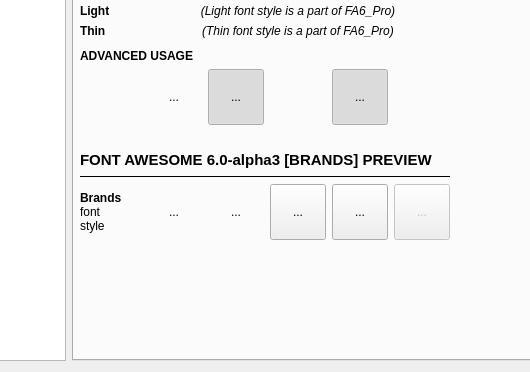
Before: the Qt Designer form sample/WidgetSample.ui in philvl/ZFontIcon, drawn with Qt 5; both pictures show x 183 to 713 and y 228 to 600 of the 1024 by 600 pixel window.
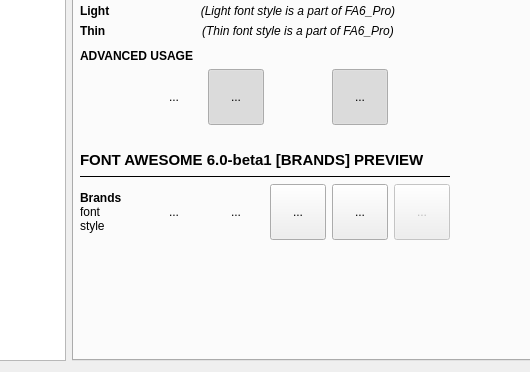
After: the same form once the commit is applied.

Diff of the .ui file:
```diff
--- a/sample/WidgetSample.ui
+++ b/sample/WidgetSample.ui
@@ -358,7 +358,7 @@
             </font>
            </property>
            <property name="text">
-            <string>FONT AWESOME 6.0-alpha3 [BRANDS] PREVIEW</string>
+            <string>FONT AWESOME 6.0-beta1 [BRANDS] PREVIEW</string>
            </property>
           </widget>
          </item>
```
Left out of the diff: 4 changed lines with no effect on the pictures.
